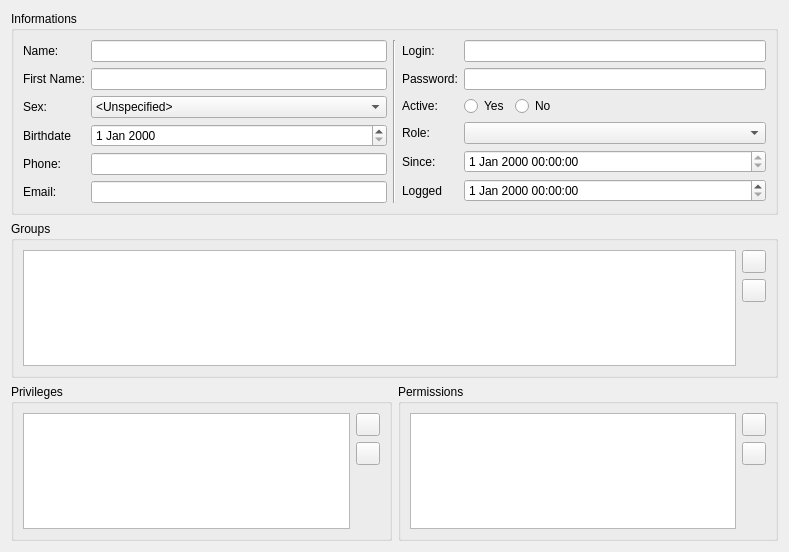
Qt form src/widgets/user/useredit.ui (commander15/Systemus) before a commit.
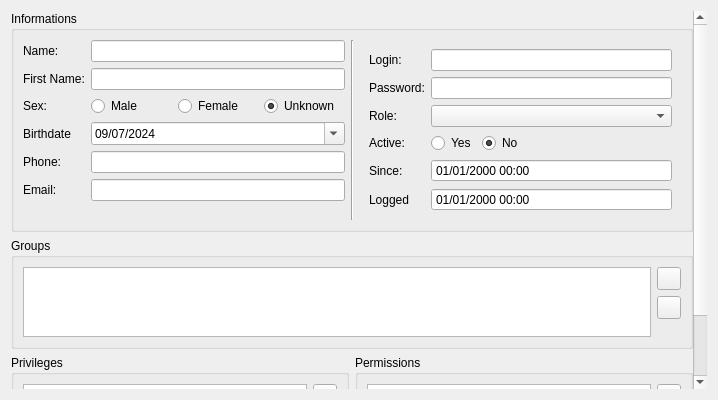
The same form after that commit. Icons and pictures are not drawn. Custom widgets are drawn as their Qt base class.

Diff of the .ui file:
```diff
--- a/src/widgets/user/useredit.ui
+++ b/src/widgets/user/useredit.ui
@@ -6,10 +6,16 @@
    <rect>
     <x>0</x>
     <y>0</y>
-    <width>789</width>
-    <height>552</height>
+    <width>718</width>
+    <height>400</height>
    </rect>
   </property>
+  <property name="minimumSize">
+   <size>
+    <width>700</width>
+    <height>400</height>
+   </size>
+  </property>
   <property name="windowTitle">
    <string>User</string>
   </property>
@@ -27,8 +33,8 @@
        <rect>
         <x>0</x>
         <y>0</y>
-        <width>771</width>
-        <height>534</height>
+        <width>686</width>
+        <height>482</height>
        </rect>
       </property>
       <layout class="QGridLayout" name="gridLayout_4">
@@ -174,7 +180,7 @@
          </property>
          <layout class="QHBoxLayout" name="horizontalLayout_2">
           <item>
-           <widget class="Systemus::ProfileEdit" name="profileEdit" native="true">
+           <widget class="QWidget" name="profileEdit" native="true">
             <layout class="QFormLayout" name="formLayout_2">
              <property name="leftMargin">
               <number>0</number>
@@ -189,7 +195,7 @@
               <number>0</number>
              </property>
              <item row="0" column="1">
-              <widget class="QLineEdit" name="nameInput"/>
+              <widget class="QLineEdit" name="profileNameInput"/>
              </item>
              <item row="1" column="0">
               <widget class="QLabel" name="firstNameLabel">
@@ -208,28 +214,6 @@
                </property>
               </widget>
              </item>
-             <item row="2" column="1">
-              <widget class="QComboBox" name="sexInput">
-               <property name="currentIndex">
-                <number>2</number>
-               </property>
-               <item>
-                <property name="text">
-                 <string>Male</string>
-                </property>
-               </item>
-               <item>
-                <property name="text">
-                 <string>Female</string>
-                </property>
-               </item>
-               <item>
-                <property name="text">
-                 <string>&lt;Unspecified&gt;</string>
-                </property>
-               </item>
-              </widget>
-             </item>
              <item row="3" column="0">
               <widget class="QLabel" name="birthdateLabel">
                <property name="text">
@@ -238,7 +222,21 @@
               </widget>
              </item>
              <item row="3" column="1">
-              <widget class="QDateEdit" name="birthdateInput"/>
+              <widget class="QDateEdit" name="birthdateInput">
+               <property name="minimumDate">
+                <date>
+                 <year>2024</year>
+                 <month>7</month>
+                 <day>9</day>
+                </date>
+               </property>
+               <property name="displayFormat">
+                <string notr="true">dd/MM/yyyy</string>
+               </property>
+               <property name="calendarPopup">
+                <bool>true</bool>
+               </property>
+              </widget>
              </item>
              <item row="4" column="0">
               <widget class="QLabel" name="phoneLabel">
@@ -261,12 +259,54 @@
               <widget class="QLineEdit" name="emailInput"/>
              </item>
              <item row="0" column="0">
-              <widget class="QLabel" name="nameLabel">
+              <widget class="QLabel" name="profileNameLabel">
                <property name="text">
                 <string>Name:</string>
                </property>
               </widget>
              </item>
+             <item row="2" column="1">
+              <widget class="QWidget" name="sexInput" native="true">
+               <layout class="QHBoxLayout" name="horizontalLayout_3">
+                <property name="leftMargin">
+                 <number>0</number>
+                </property>
+                <property name="topMargin">
+                 <number>0</number>
+                </property>
+                <property name="rightMargin">
+                 <number>0</number>
+                </property>
+                <property name="bottomMargin">
+                 <number>0</number>
+                </property>
+                <item>
+                 <widget class="QRadioButton" name="sexMaleInput">
+                  <property name="text">
+                   <string>Male</string>
+                  </property>
+                 </widget>
+                </item>
+                <item>
+                 <widget class="QRadioButton" name="sexFemaleInput">
+                  <property name="text">
+                   <string>Female</string>
+                  </property>
+                 </widget>
+                </item>
+                <item>
+                 <widget class="QRadioButton" name="sexUnknownInput">
+                  <property name="text">
+                   <string>Unknown</string>
+                  </property>
+                  <property name="checked">
+                   <bool>true</bool>
+                  </property>
+                 </widget>
+                </item>
+               </layout>
+              </widget>
+             </item>
             </layout>
            </widget>
           </item>
@@ -278,16 +318,17 @@
            </widget>
           </item>
           <item>
+           <widget class="QWidget" name="dataInput" native="true">
            <layout class="QFormLayout" name="formLayout">
             <item row="0" column="0">
-             <widget class="QLabel" name="loginLabel">
+              <widget class="QLabel" name="nameLabel">
               <property name="text">
                <string>Login:</string>
               </property>
              </widget>
             </item>
             <item row="0" column="1">
-             <widget class="QLineEdit" name="loginInput"/>
+              <widget class="QLineEdit" name="nameInput"/>
             </item>
             <item row="1" column="0">
              <widget class="QLabel" name="passwordLabel">
@@ -300,26 +341,52 @@
              <widget class="QLineEdit" name="passwordInput"/>
             </item>
             <item row="2" column="0">
+              <widget class="QLabel" name="roleLabel">
+               <property name="text">
+                <string>Role:</string>
+               </property>
+              </widget>
+             </item>
+             <item row="2" column="1">
+              <widget class="QComboBox" name="roleInput"/>
+             </item>
+             <item row="3" column="0">
              <widget class="QLabel" name="activeLabel">
               <property name="text">
                <string>Active:</string>
               </property>
              </widget>
             </item>
-            <item row="2" column="1">
+             <item row="3" column="1">
+              <widget class="QWidget" name="activeInput" native="true">
              <layout class="QHBoxLayout" name="horizontalLayout">
+                <property name="leftMargin">
+                 <number>0</number>
+                </property>
+                <property name="topMargin">
+                 <number>0</number>
+                </property>
+                <property name="rightMargin">
+                 <number>0</number>
+                </property>
+                <property name="bottomMargin">
+                 <number>0</number>
+                </property>
               <item>
-               <widget class="QRadioButton" name="radioButton">
+                 <widget class="QRadioButton" name="activeYesInput">
                 <property name="text">
                  <string>Yes</string>
                 </property>
                </widget>
               </item>
               <item>
-               <widget class="QRadioButton" name="radioButton_2">
+                 <widget class="QRadioButton" name="activeNoInput">
                 <property name="text">
                  <string>No</string>
                 </property>
+                  <property name="checked">
+                   <bool>true</bool>
+                  </property>
                </widget>
               </item>
               <item>
@@ -336,17 +403,8 @@
                </spacer>
               </item>
              </layout>
-            </item>
-            <item row="3" column="0">
-             <widget class="QLabel" name="roleLabel">
-              <property name="text">
-               <string>Role:</string>
-              </property>
-             </widget>
-            </item>
-            <item row="3" column="1">
-             <widget class="QComboBox" name="roleInput"/>
-            </item>
+              </widget>
+             </item>
             <item row="4" column="0">
              <widget class="QLabel" name="sinceLabel">
               <property name="text">
@@ -359,6 +417,12 @@
               <property name="readOnly">
                <bool>true</bool>
               </property>
+               <property name="buttonSymbols">
+                <enum>QAbstractSpinBox::NoButtons</enum>
+               </property>
+               <property name="displayFormat">
+                <string>dd/MM/yyyy hh:mm</string>
+               </property>
              </widget>
             </item>
             <item row="5" column="0">
@@ -369,9 +433,20 @@
              </widget>
             </item>
             <item row="5" column="1">
-             <widget class="QDateTimeEdit" name="loggedTimeOutput"/>
-            </item>
-           </layout>
+              <widget class="QDateTimeEdit" name="loggedTimeOutput">
+               <property name="readOnly">
+                <bool>true</bool>
+               </property>
+               <property name="buttonSymbols">
+                <enum>QAbstractSpinBox::NoButtons</enum>
+               </property>
+               <property name="displayFormat">
+                <string>dd/MM/yyyy hh:mm</string>
+               </property>
+              </widget>
+             </item>
+            </layout>
+           </widget>
           </item>
          </layout>
         </widget>
@@ -382,14 +457,6 @@
    </item>
   </layout>
  </widget>
- <customwidgets>
-  <customwidget>
-   <class>Systemus::ProfileEdit</class>
-   <extends>QWidget</extends>
-   <header location="global">SystemusWidgets/profileedit.h</header>
-   <container>1</container>
-  </customwidget>
- </customwidgets>
  <resources>
   <include location="../resources/systemus_widgets_res.qrc"/>
  </resources>
```
Lines whose indentation alone changed are shown as unchanged.
